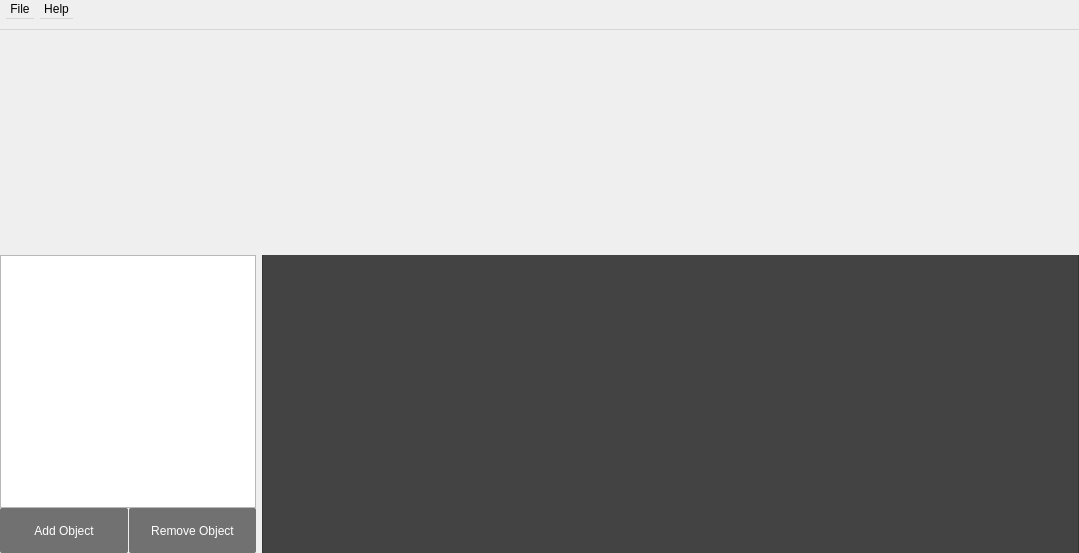
Old version of the form src/newmainwindow.ui in the repository jahshaka/Studio.
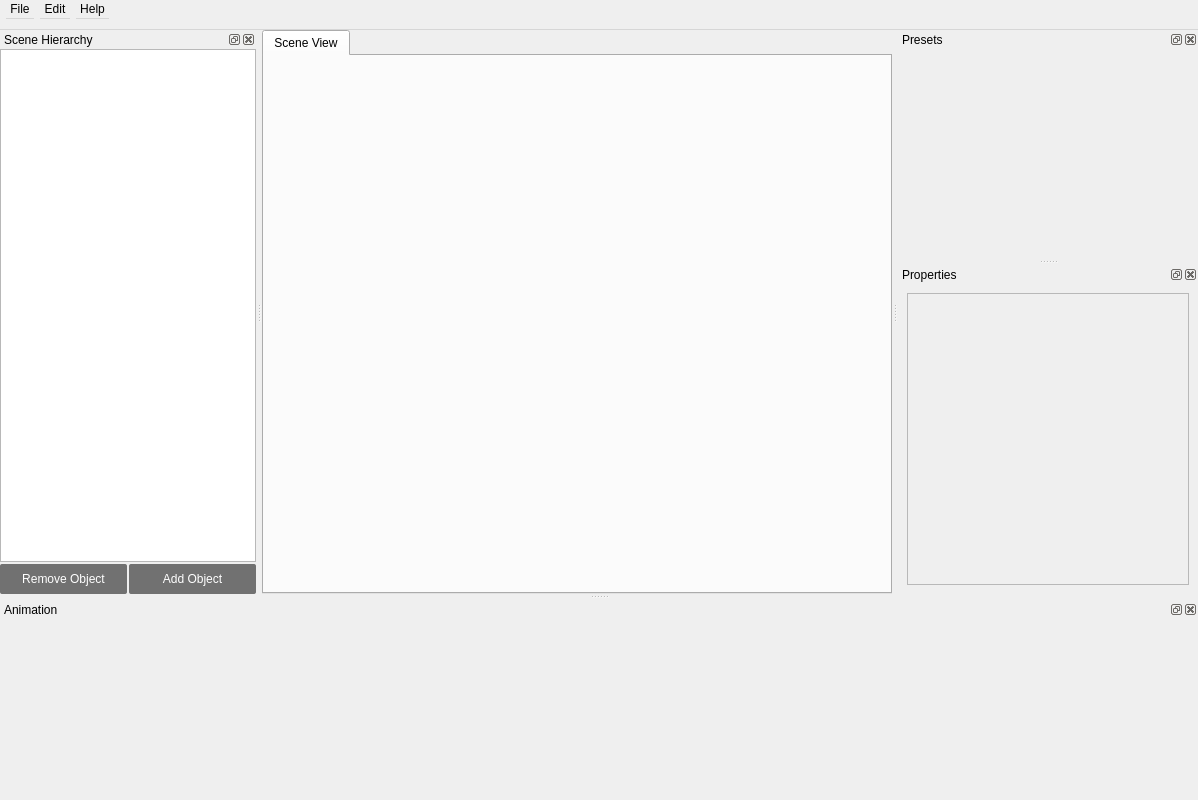
New version of the form. Icons and pictures are not drawn. Custom widgets are drawn as their Qt base class.

The edit to the form file:
```diff
--- a/src/newmainwindow.ui
+++ b/src/newmainwindow.ui
@@ -6,8 +6,8 @@
    <rect>
     <x>0</x>
     <y>0</y>
-    <width>1079</width>
-    <height>553</height>
+    <width>1198</width>
+    <height>795</height>
    </rect>
   </property>
   <property name="windowTitle">
@@ -27,10 +27,7 @@
    </size>
   </property>
   <widget class="QWidget" name="centralwidget">
-   <layout class="QVBoxLayout" name="verticalLayout">
-    <property name="spacing">
-     <number>0</number>
-    </property>
+   <layout class="QGridLayout" name="gridLayout">
     <property name="leftMargin">
      <number>0</number>
     </property>
@@ -43,325 +40,33 @@
     <property name="bottomMargin">
      <number>0</number>
     </property>
-    <item>
-     <widget class="QWidget" name="sceneContainer" native="true"/>
-    </item>
-    <item>
-     <widget class="MainTimelineWidget" name="mainTimeline" native="true">
-      <property name="sizePolicy">
-       <sizepolicy hsizetype="Expanding" vsizetype="Fixed">
-        <horstretch>0</horstretch>
-        <verstretch>0</verstretch>
-       </sizepolicy>
+    <item row="0" column="0">
+     <widget class="QTabWidget" name="MainSceneArea">
+      <property name="currentIndex">
+       <number>0</number>
       </property>
-      <property name="minimumSize">
-       <size>
-        <width>0</width>
-        <height>52</height>
-       </size>
-      </property>
-      <property name="maximumSize">
-       <size>
-        <width>16777215</width>
-        <height>16777215</height>
-       </size>
-      </property>
-      <property name="styleSheet">
-       <string notr="true"/>
-      </property>
-     </widget>
-    </item>
-    <item>
-     <widget class="QWidget" name="bottomContainer" native="true">
-      <property name="sizePolicy">
-       <sizepolicy hsizetype="Preferred" vsizetype="Fixed">
-        <horstretch>0</horstretch>
-        <verstretch>0</verstretch>
-       </sizepolicy>
-      </property>
-      <property name="minimumSize">
-       <size>
-        <width>0</width>
-        <height>300</height>
-       </size>
-      </property>
-      <property name="maximumSize">
-       <size>
-        <width>16777215</width>
-        <height>300</height>
-       </size>
-      </property>
-      <layout class="QHBoxLayout" name="horizontalLayout">
-       <property name="leftMargin">
-        <number>0</number>
-       </property>
-       <property name="topMargin">
-        <number>2</number>
-       </property>
-       <property name="rightMargin">
-        <number>0</number>
-       </property>
-       <property name="bottomMargin">
-        <number>0</number>
-       </property>
-       <item>
-        <widget class="QWidget" name="sceneTreeContainer" native="true">
-         <property name="sizePolicy">
-          <sizepolicy hsizetype="Fixed" vsizetype="Preferred">
-           <horstretch>0</horstretch>
-           <verstretch>0</verstretch>
-          </sizepolicy>
-         </property>
-         <property name="minimumSize">
-          <size>
-           <width>210</width>
-           <height>0</height>
-          </size>
-         </property>
-         <property name="maximumSize">
-          <size>
-           <width>300</width>
-           <height>16777215</height>
-          </size>
-         </property>
-         <layout class="QVBoxLayout" name="verticalLayout_2">
-          <property name="spacing">
-           <number>0</number>
-          </property>
-          <property name="leftMargin">
-           <number>0</number>
-          </property>
-          <property name="topMargin">
-           <number>0</number>
-          </property>
-          <property name="rightMargin">
-           <number>0</number>
-          </property>
-          <property name="bottomMargin">
-           <number>0</number>
-          </property>
-          <item>
-           <widget class="LayerTreeWidget" name="sceneTree">
-            <property name="sizePolicy">
-             <sizepolicy hsizetype="Expanding" vsizetype="Expanding">
-              <horstretch>0</horstretch>
-              <verstretch>0</verstretch>
-             </sizepolicy>
-            </property>
-            <property name="styleSheet">
-             <string notr="true">
-QTreeView::item:hover {
-    background: #42b5e8;
-}
-
-QTreeView::item:selected {
-    background: #1e90ff;
-}
-
-QTreeView::item:selected:active{
-    background: #1e90ff;
-}
-
-QTreeView::item:selected:!active {
-    background: #98dbf8;
-}
-
-
-QTreeView::branch:has-children:!has-siblings:closed,
-QTreeView::branch:closed:has-children:has-siblings {
-        image: url(&quot;:/icons/keyboard-right-arrow-button.svg&quot;);
-}
-
-QTreeView::branch:open:has-children:!has-siblings,
-QTreeView::branch:open:has-children:has-siblings  {
-        image: url(&quot;:/icons/expand-button.svg&quot;);
-}</string>
-            </property>
-            <attribute name="headerVisible">
-             <bool>false</bool>
-            </attribute>
-            <column>
-             <property name="text">
-              <string notr="true">1</string>
-             </property>
-            </column>
-           </widget>
-          </item>
-          <item>
-           <layout class="QHBoxLayout" name="horizontalLayout_2">
-            <property name="spacing">
-             <number>1</number>
-            </property>
-            <item>
-             <widget class="QToolButton" name="toolButton">
-              <property name="sizePolicy">
-               <sizepolicy hsizetype="Preferred" vsizetype="Fixed">
-                <horstretch>0</horstretch>
-                <verstretch>0</verstretch>
-               </sizepolicy>
-              </property>
-              <property name="minimumSize">
-               <size>
-                <width>90</width>
-                <height>45</height>
-               </size>
-              </property>
-              <property name="styleSheet">
-               <string notr="true">QToolButton {
-    color: white;
-    background-color: rgb(113, 113, 113);
-    border-radius: 2px;
-/*
-    padding: -25px 0px 5px 0;
-    background-position: center bottom;
-    background-repeat: no-repeat;
-    background-origin: content;
-    background-image: url(&quot;:icons/add.svg&quot;);*/
-}	
-
-QToolButton:hover {
-    color: white;
-	background-color: rgb(0, 170, 255);
-    border-radius: 2px;
-/*
-    padding: -25px 0px 5px 0;
-    background-position: center bottom;
-    background-repeat: no-repeat;
-    background-origin: content;
-    background-image: url(&quot;:icons/add.svg&quot;);*/
-}
-
-</string>
-              </property>
-              <property name="text">
-               <string>Add Object</string>
-              </property>
-              <property name="iconSize">
-               <size>
-                <width>12</width>
-                <height>12</height>
-               </size>
-              </property>
-             </widget>
-            </item>
-            <item>
-             <widget class="QPushButton" name="deleteButton">
-              <property name="sizePolicy">
-               <sizepolicy hsizetype="Preferred" vsizetype="Fixed">
-                <horstretch>0</horstretch>
-                <verstretch>0</verstretch>
-               </sizepolicy>
-              </property>
-              <property name="minimumSize">
-               <size>
-                <width>0</width>
-                <height>45</height>
-               </size>
-              </property>
-              <property name="styleSheet">
-               <string notr="true">QPushButton {
-    color: white;
-    background-color: rgb(113, 113, 113);
-    border-radius: 2px;
-/*
-    padding: -25px 0px 5px 0;
-    background-position: center bottom;
-    background-repeat: no-repeat;
-    background-origin: content;
-    background-image: url(&quot;:icons/add.svg&quot;);*/
-}	
-
-QPushButton:hover {
-    color: white;
-	background-color: rgb(0, 170, 255);
-    border-radius: 2px;
-/*
-    padding: -25px 0px 5px 0;
-    background-position: center bottom;
-    background-repeat: no-repeat;
-    background-origin: content;
-    background-image: url(&quot;:icons/add.svg&quot;);*/
-}
-
-</string>
-              </property>
-              <property name="text">
-               <string>Remove Object</string>
-              </property>
-             </widget>
-            </item>
-           </layout>
-          </item>
-         </layout>
-        </widget>
-       </item>
-       <item>
-        <widget class="QTabWidget" name="tabWidget">
-         <property name="sizePolicy">
-          <sizepolicy hsizetype="Expanding" vsizetype="Fixed">
-           <horstretch>0</horstretch>
-           <verstretch>0</verstretch>
-          </sizepolicy>
-         </property>
-         <property name="minimumSize">
-          <size>
-           <width>0</width>
-           <height>300</height>
-          </size>
-         </property>
-         <property name="maximumSize">
-          <size>
-           <width>16777215</width>
-           <height>300</height>
-          </size>
-         </property>
-         <property name="styleSheet">
-          <string notr="true">QTabWidget::pane{
-    border: 1px solid #333333; top : -1px;
-	background:rgb(67, 67, 67);
-}
-
-QTabWidget::tab-bar {
-	background-color: rgb(54, 54, 54);
-   /* border-bottom: 1px soild #434343;*/
-}
-
-QTabBar::tab {
-	background-color:rgb(54, 54, 54);
- 	border-bottom: 1px soild #333333;
-    min-width: 12ex;
-    padding: 5px;
-    min-width: 25ex;
-}
-
-QTabBar::tab:selected, QTabBar::tab:hover{
-    border: 1px solid #333333; bottom : -1px;
-	background-color:rgb(67, 67, 67);
-    border-bottom: 0px;
-    min-width: 8ex;
-    padding: 5px;
-    min-width: 20ex;
-}
-
-QTabBar::tab:selected {
-    border: 1px solid #333333; bottom : -1px;
-	background-color:rgb(67, 67, 67);
-    border-bottom: 0px;
-    min-width: 8ex;
-    padding: 5px;
-    min-width: 20ex;
-}
-
-QTabBar::tab:!selected {
-    margin-top: 2px; 
-}</string>
-         </property>
-         <property name="currentIndex">
-          <number>-1</number>
-         </property>
-        </widget>
-       </item>
-      </layout>
+      <widget class="QWidget" name="sceneview">
+       <attribute name="title">
+        <string>Scene View</string>
+       </attribute>
+       <layout class="QGridLayout" name="gridLayout_2">
+        <property name="leftMargin">
+         <number>0</number>
+        </property>
+        <property name="topMargin">
+         <number>0</number>
+        </property>
+        <property name="rightMargin">
+         <number>0</number>
+        </property>
+        <property name="bottomMargin">
+         <number>0</number>
+        </property>
+        <item row="0" column="0">
+         <widget class="QWidget" name="sceneContainer" native="true"/>
+        </item>
+       </layout>
+      </widget>
      </widget>
     </item>
    </layout>
@@ -371,7 +76,7 @@
     <rect>
      <x>0</x>
      <y>0</y>
-     <width>1079</width>
+     <width>1198</width>
      <height>30</height>
     </rect>
    </property>
@@ -468,9 +173,433 @@
     <addaction name="actionVisit_Website"/>
     <addaction name="actionBlog"/>
    </widget>
+   <widget class="QMenu" name="menuEdit">
+    <property name="title">
+     <string>Edit</string>
+    </property>
+   </widget>
    <addaction name="menuFile"/>
+   <addaction name="menuEdit"/>
    <addaction name="menuHelp"/>
   </widget>
+  <widget class="QDockWidget" name="sceneHierarchy">
+   <property name="minimumSize">
+    <size>
+     <width>200</width>
+     <height>564</height>
+    </size>
+   </property>
+   <property name="styleSheet">
+    <string notr="true"/>
+   </property>
+   <property name="windowTitle">
+    <string>Scene Hierarchy</string>
+   </property>
+   <attribute name="dockWidgetArea">
+    <number>1</number>
+   </attribute>
+   <widget class="QWidget" name="sceneHierarchyContents">
+    <layout class="QVBoxLayout" name="verticalLayout_3">
+     <property name="spacing">
+      <number>1</number>
+     </property>
+     <property name="leftMargin">
+      <number>0</number>
+     </property>
+     <property name="topMargin">
+      <number>0</number>
+     </property>
+     <property name="rightMargin">
+      <number>0</number>
+     </property>
+     <property name="bottomMargin">
+      <number>0</number>
+     </property>
+     <item>
+      <widget class="LayerTreeWidget" name="sceneTree">
+       <property name="sizePolicy">
+        <sizepolicy hsizetype="Expanding" vsizetype="Expanding">
+         <horstretch>0</horstretch>
+         <verstretch>0</verstretch>
+        </sizepolicy>
+       </property>
+       <property name="minimumSize">
+        <size>
+         <width>0</width>
+         <height>210</height>
+        </size>
+       </property>
+       <property name="styleSheet">
+        <string notr="true">
+QTreeView::item:hover {
+    background: #42b5e8;
+}
+
+QTreeView::item:selected {
+    background: #1e90ff;
+}
+
+QTreeView::item:selected:active{
+    background: #1e90ff;
+}
+
+QTreeView::item:selected:!active {
+    background: #98dbf8;
+}
+
+
+QTreeView::branch:has-children:!has-siblings:closed,
+QTreeView::branch:closed:has-children:has-siblings {
+        image: url(&quot;:/icons/keyboard-right-arrow-button.svg&quot;);
+}
+
+QTreeView::branch:open:has-children:!has-siblings,
+QTreeView::branch:open:has-children:has-siblings  {
+        image: url(&quot;:/icons/expand-button.svg&quot;);
+}</string>
+       </property>
+       <attribute name="headerVisible">
+        <bool>false</bool>
+       </attribute>
+       <column>
+        <property name="text">
+         <string notr="true">1</string>
+        </property>
+       </column>
+      </widget>
+     </item>
+     <item>
+      <widget class="QWidget" name="sceneTreeContainer" native="true">
+       <property name="sizePolicy">
+        <sizepolicy hsizetype="Fixed" vsizetype="Preferred">
+         <horstretch>0</horstretch>
+         <verstretch>0</verstretch>
+        </sizepolicy>
+       </property>
+       <property name="minimumSize">
+        <size>
+         <width>210</width>
+         <height>0</height>
+        </size>
+       </property>
+       <property name="maximumSize">
+        <size>
+         <width>300</width>
+         <height>16777215</height>
+        </size>
+       </property>
+       <layout class="QVBoxLayout" name="verticalLayout_2">
+        <property name="spacing">
+         <number>0</number>
+        </property>
+        <property name="leftMargin">
+         <number>0</number>
+        </property>
+        <property name="topMargin">
+         <number>0</number>
+        </property>
+        <property name="rightMargin">
+         <number>0</number>
+        </property>
+        <property name="bottomMargin">
+         <number>0</number>
+        </property>
+       </layout>
+      </widget>
+     </item>
+     <item>
+      <widget class="QWidget" name="widget" native="true">
+       <layout class="QHBoxLayout" name="horizontalLayout">
+        <property name="spacing">
+         <number>2</number>
+        </property>
+        <property name="leftMargin">
+         <number>0</number>
+        </property>
+        <property name="topMargin">
+         <number>0</number>
+        </property>
+        <property name="rightMargin">
+         <number>0</number>
+        </property>
+        <property name="bottomMargin">
+         <number>0</number>
+        </property>
+        <item>
+         <widget class="QPushButton" name="deleteButton">
+          <property name="sizePolicy">
+           <sizepolicy hsizetype="Preferred" vsizetype="Fixed">
+            <horstretch>0</horstretch>
+            <verstretch>0</verstretch>
+           </sizepolicy>
+          </property>
+          <property name="minimumSize">
+           <size>
+            <width>0</width>
+            <height>30</height>
+           </size>
+          </property>
+          <property name="maximumSize">
+           <size>
+            <width>16777215</width>
+            <height>30</height>
+           </size>
+          </property>
+          <property name="styleSheet">
+           <string notr="true">QPushButton {
+    color: white;
+    background-color: rgb(113, 113, 113);
+    border-radius: 2px;
+/*
+    padding: -25px 0px 5px 0;
+    background-position: center bottom;
+    background-repeat: no-repeat;
+    background-origin: content;
+    background-image: url(&quot;:icons/add.svg&quot;);*/
+}	
+
+QPushButton:hover {
+    color: white;
+	background-color: rgb(0, 170, 255);
+    border-radius: 2px;
+/*
+    padding: -25px 0px 5px 0;
+    background-position: center bottom;
+    background-repeat: no-repeat;
+    background-origin: content;
+    background-image: url(&quot;:icons/add.svg&quot;);*/
+}
+
+</string>
+          </property>
+          <property name="text">
+           <string>Remove Object</string>
+          </property>
+         </widget>
+        </item>
+        <item>
+         <widget class="QToolButton" name="toolButton">
+          <property name="sizePolicy">
+           <sizepolicy hsizetype="Preferred" vsizetype="Fixed">
+            <horstretch>0</horstretch>
+            <verstretch>0</verstretch>
+           </sizepolicy>
+          </property>
+          <property name="minimumSize">
+           <size>
+            <width>0</width>
+            <height>30</height>
+           </size>
+          </property>
+          <property name="maximumSize">
+           <size>
+            <width>16777215</width>
+            <height>30</height>
+           </size>
+          </property>
+          <property name="styleSheet">
+           <string notr="true">QToolButton {
+    color: white;
+    background-color: rgb(113, 113, 113);
+    border-radius: 2px;
+/*
+    padding: -25px 0px 5px 0;
+    background-position: center bottom;
+    background-repeat: no-repeat;
+    background-origin: content;
+    background-image: url(&quot;:icons/add.svg&quot;);*/
+}	
+
+QToolButton:hover {
+    color: white;
+	background-color: rgb(0, 170, 255);
+    border-radius: 2px;
+/*
+    padding: -25px 0px 5px 0;
+    background-position: center bottom;
+    background-repeat: no-repeat;
+    background-origin: content;
+    background-image: url(&quot;:icons/add.svg&quot;);*/
+}
+
+</string>
+          </property>
+          <property name="text">
+           <string>Add Object</string>
+          </property>
+          <property name="iconSize">
+           <size>
+            <width>12</width>
+            <height>12</height>
+           </size>
+          </property>
+         </widget>
+        </item>
+       </layout>
+      </widget>
+     </item>
+    </layout>
+    <zorder>sceneTreeContainer</zorder>
+    <zorder>sceneTree</zorder>
+    <zorder>widget</zorder>
+   </widget>
+  </widget>
+  <widget class="QDockWidget" name="PropertiesDock">
+   <property name="minimumSize">
+    <size>
+     <width>300</width>
+     <height>0</height>
+    </size>
+   </property>
+   <property name="styleSheet">
+    <string notr="true"/>
+   </property>
+   <property name="windowTitle">
+    <string>Presets</string>
+   </property>
+   <attribute name="dockWidgetArea">
+    <number>2</number>
+   </attribute>
+   <widget class="QWidget" name="layout">
+    <layout class="QVBoxLayout" name="verticalLayout">
+     <property name="spacing">
+      <number>2</number>
+     </property>
+     <property name="leftMargin">
+      <number>0</number>
+     </property>
+     <property name="topMargin">
+      <number>0</number>
+     </property>
+     <property name="rightMargin">
+      <number>0</number>
+     </property>
+     <property name="bottomMargin">
+      <number>0</number>
+     </property>
+     <item>
+      <widget class="MaterialSets" name="materialpresets" native="true">
+       <property name="minimumSize">
+        <size>
+         <width>0</width>
+         <height>190</height>
+        </size>
+       </property>
+       <property name="maximumSize">
+        <size>
+         <width>16777215</width>
+         <height>190</height>
+        </size>
+       </property>
+      </widget>
+     </item>
+    </layout>
+   </widget>
+  </widget>
+  <widget class="QDockWidget" name="AnimationDock">
+   <property name="minimumSize">
+    <size>
+     <width>80</width>
+     <height>200</height>
+    </size>
+   </property>
+   <property name="styleSheet">
+    <string notr="true"/>
+   </property>
+   <property name="windowTitle">
+    <string>Animation</string>
+   </property>
+   <attribute name="dockWidgetArea">
+    <number>8</number>
+   </attribute>
+   <widget class="QWidget" name="layout_2">
+    <layout class="QGridLayout" name="gridLayout_5">
+     <property name="leftMargin">
+      <number>0</number>
+     </property>
+     <property name="topMargin">
+      <number>0</number>
+     </property>
+     <property name="rightMargin">
+      <number>0</number>
+     </property>
+     <property name="bottomMargin">
+      <number>0</number>
+     </property>
+     <item row="0" column="0">
+      <widget class="MainTimelineWidget" name="mainTimeline" native="true">
+       <property name="sizePolicy">
+        <sizepolicy hsizetype="Expanding" vsizetype="Fixed">
+         <horstretch>0</horstretch>
+         <verstretch>0</verstretch>
+        </sizepolicy>
+       </property>
+       <property name="minimumSize">
+        <size>
+         <width>0</width>
+         <height>52</height>
+        </size>
+       </property>
+       <property name="maximumSize">
+        <size>
+         <width>16777215</width>
+         <height>16777215</height>
+        </size>
+       </property>
+       <property name="styleSheet">
+        <string notr="true"/>
+       </property>
+      </widget>
+     </item>
+     <item row="1" column="0">
+      <widget class="AnimationWidget" name="animationtimeline">
+       <zorder>Propertieswidget</zorder>
+      </widget>
+     </item>
+    </layout>
+   </widget>
+  </widget>
+  <widget class="QDockWidget" name="dockWidget">
+   <property name="minimumSize">
+    <size>
+     <width>89</width>
+     <height>300</height>
+    </size>
+   </property>
+   <property name="windowTitle">
+    <string>Properties</string>
+   </property>
+   <attribute name="dockWidgetArea">
+    <number>2</number>
+   </attribute>
+   <widget class="QWidget" name="dockWidgetContents">
+    <layout class="QGridLayout" name="gridLayout_3">
+     <item row="0" column="0">
+      <widget class="QScrollArea" name="Propertieswidget">
+       <property name="minimumSize">
+        <size>
+         <width>0</width>
+         <height>220</height>
+        </size>
+       </property>
+       <property name="widgetResizable">
+        <bool>true</bool>
+       </property>
+       <widget class="QWidget" name="PropertiesContent">
+        <property name="geometry">
+         <rect>
+          <x>0</x>
+          <y>0</y>
+          <width>280</width>
+          <height>258</height>
+         </rect>
+        </property>
+       </widget>
+      </widget>
+     </item>
+    </layout>
+   </widget>
+  </widget>
   <action name="actionSave">
    <property name="icon">
     <iconset resource="../icons.qrc">
@@ -615,6 +744,18 @@
    <extends>QTreeWidget</extends>
    <header location="global">src/widgets/layertreewidget.h</header>
   </customwidget>
+  <customwidget>
+   <class>MaterialSets</class>
+   <extends>QWidget</extends>
+   <header>src/widgets/materialsets.h</header>
+   <container>1</container>
+  </customwidget>
+  <customwidget>
+   <class>AnimationWidget</class>
+   <extends>QFrame</extends>
+   <header>src/widgets/animationwidget.h</header>
+   <container>1</container>
+  </customwidget>
  </customwidgets>
  <resources>
   <include location="../icons.qrc"/>
```
